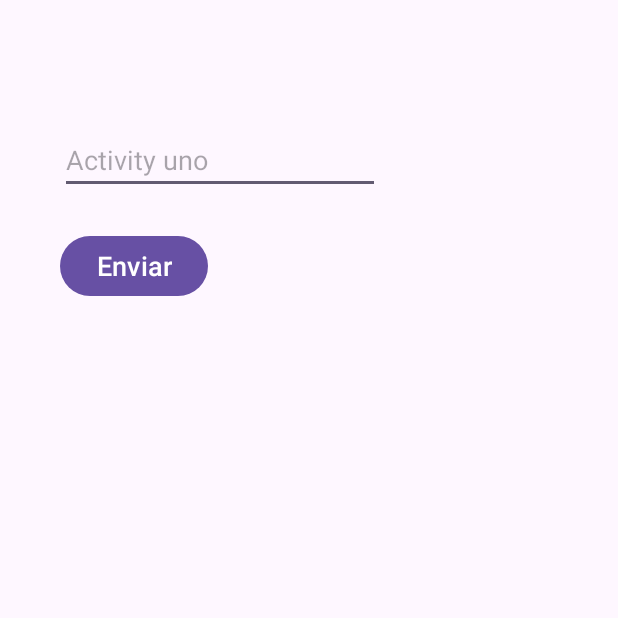
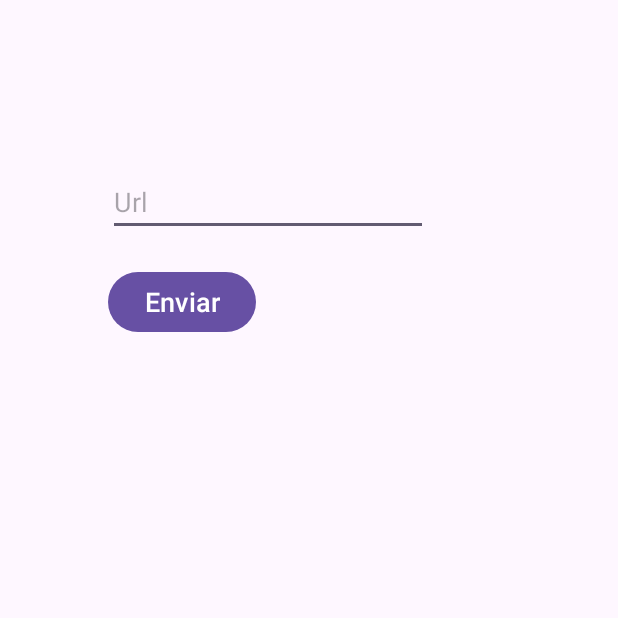
Before and after one commit to jotaalvarezz/androidStudio_apps, an Android app: the screen it shows after launch (MainActivity), on a phone screen of 412 x 824 dp, the top half of it. Run offline under Robolectric (Android 15) with nearby library versions, the phone set to English and light mode, and no system bars.

Commit message:
webview finalizado

```diff
--- a/app/src/main/AndroidManifest.xml
+++ b/app/src/main/AndroidManifest.xml
@@ -1,6 +1,8 @@
 <?xml version="1.0" encoding="utf-8"?>
 <manifest xmlns:android="http://schemas.android.com/apk/res/android"
     xmlns:tools="http://schemas.android.com/tools">
+
+    <uses-permission android:name="android.permission.INTERNET"/>
 
     <application
         android:allowBackup="true"
--- a/app/src/main/java/com/example/myapplication/MainActivity.java
+++ b/app/src/main/java/com/example/myapplication/MainActivity.java
@@ -22,7 +22,7 @@ public class MainActivity extends AppCompatActivity {
         super.onCreate(savedInstanceState);
         EdgeToEdge.enable(this);
         setContentView(R.layout.activity_main);
-        et1 = (EditText)findViewById(R.id.txt_parametro);
+        et1 = (EditText)findViewById(R.id.txt_url);
         ViewCompat.setOnApplyWindowInsetsListener(findViewById(R.id.main), (v, insets) -> {
             Insets systemBars = insets.getInsets(WindowInsetsCompat.Type.systemBars());
             v.setPadding(systemBars.left, systemBars.top, systemBars.right, systemBars.bottom);
@@ -31,8 +31,8 @@ public class MainActivity extends AppCompatActivity {
     }
 
     public void next(View view){
-        Intent siguiente = new Intent(this, MainActivity2.class);
-        siguiente.putExtra("data", et1.getText().toString());
-        startActivity(siguiente);
+        Intent i = new Intent(this, MainActivity2.class);
+        i.putExtra("url",et1.getText().toString());
+        startActivity(i);
     }
 }
--- a/app/src/main/res/layout/activity_main.xml
+++ b/app/src/main/res/layout/activity_main.xml
@@ -7,29 +7,27 @@
     android:layout_height="match_parent"
     tools:context=".MainActivity">
 
-    <Button
-        android:id="@+id/button2"
+    <EditText
+        android:id="@+id/txt_url"
         android:layout_width="wrap_content"
         android:layout_height="wrap_content"
-        android:layout_marginStart="40dp"
-        android:layout_marginTop="24dp"
+        android:layout_marginStart="72dp"
+        android:layout_marginTop="112dp"
+        android:ems="10"
+        android:hint="@string/txt_one"
+        android:inputType="text"
+        app:layout_constraintStart_toStartOf="parent"
+        app:layout_constraintTop_toTopOf="parent" />
+
+    <Button
+        android:id="@+id/button3"
+        android:layout_width="wrap_content"
+        android:layout_height="wrap_content"
+        android:layout_marginStart="72dp"
+        android:layout_marginTop="20dp"
         android:onClick="next"
         android:text="@string/btn_siguiente"
         android:textSize="18dp"
         app:layout_constraintStart_toStartOf="parent"
-        app:layout_constraintTop_toBottomOf="@+id/txt_parametro" />
-
-    <EditText
-        android:id="@+id/txt_parametro"
-        android:layout_width="wrap_content"
-        android:layout_height="wrap_content"
-        android:layout_marginStart="40dp"
-        android:layout_marginTop="84dp"
-        android:ems="10"
-        android:hint="@string/txt_one"
-        android:inputType="text"
-        android:textSize="18dp"
-        app:layout_constraintStart_toStartOf="parent"
-        app:layout_constraintTop_toTopOf="parent" />
-
+        app:layout_constraintTop_toBottomOf="@+id/txt_url" />
 </androidx.constraintlayout.widget.ConstraintLayout>
--- a/app/src/main/res/values/strings.xml
+++ b/app/src/main/res/values/strings.xml
@@ -1,6 +1,6 @@
 <resources>
     <string name="app_name">My Application</string>
-    <string name="txt_one">Activity uno</string>
+    <string name="txt_one">Url</string>
     <string name="txt_two">Nombre</string>
     <string name="btn_siguiente">Enviar</string>
     <string name="btn_anterior">Anterior</string>
```
Also changed, not shown: app/src/main/java/com/example/myapplication/MainActivity2.java (+8 -9 lines), app/src/main/res/layout/activity_main2.xml (+13 -16 lines).
